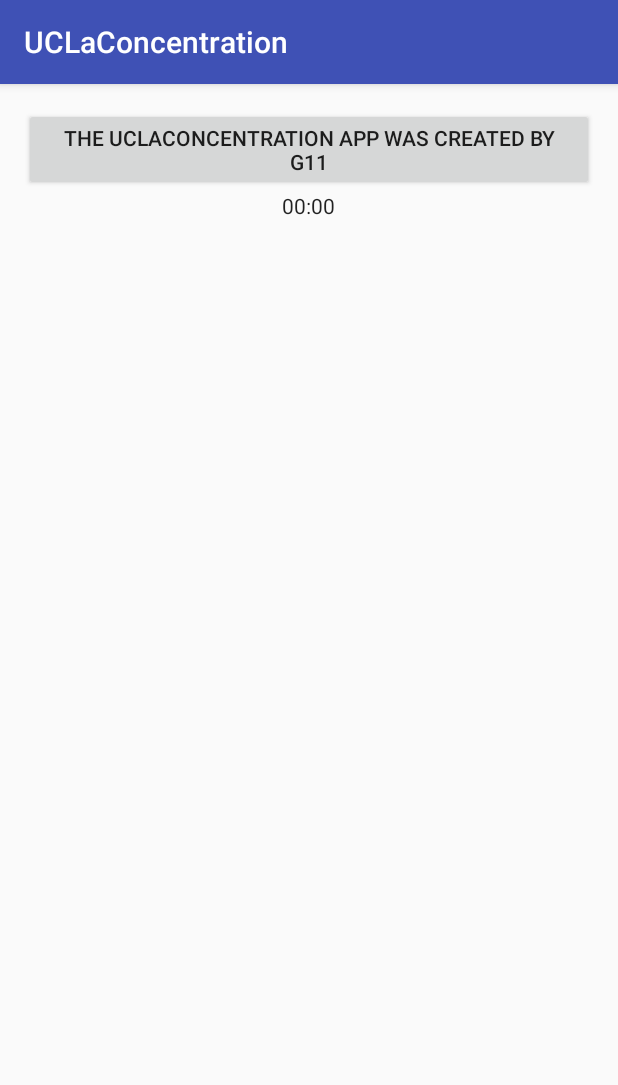
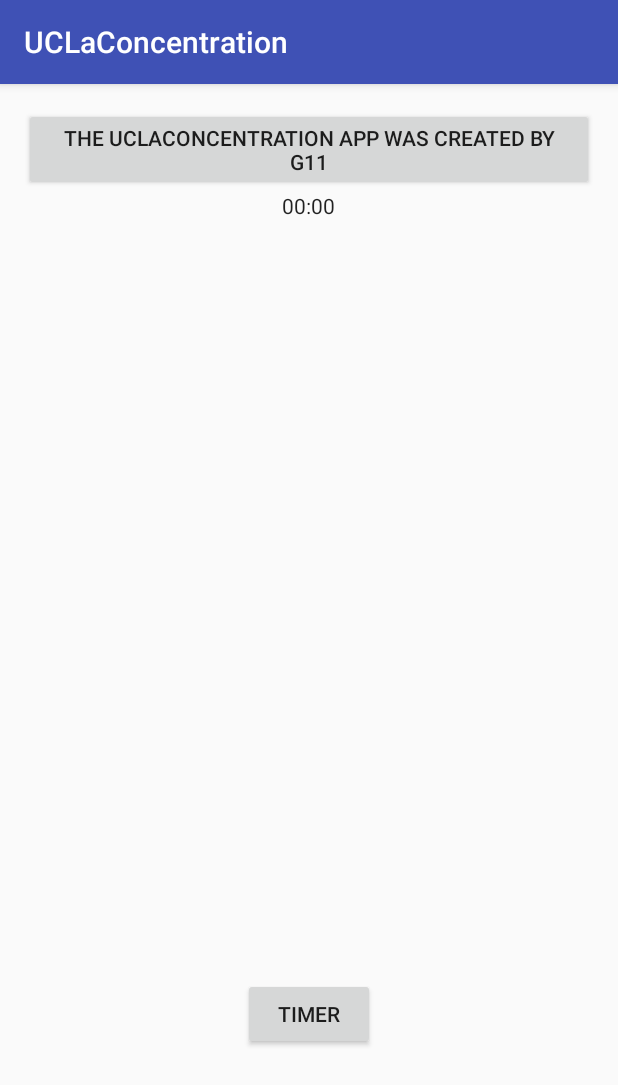
Before and after one commit to NVanvyve/UCLaConcentration, an Android app: the screen it shows after launch (MainActivity), on a phone screen of 412 x 824 dp. Shown: the top 1085 px of the screen. Run offline under Robolectric (Android 15) with nearby library versions, the phone set to English and light mode, and no system bars.

Commit message:
Premier timer dans une activité parallele.

```diff
--- a/UCLaConcentration/app/build.gradle
+++ b/UCLaConcentration/app/build.gradle
@@ -21,6 +21,7 @@ android {
 
 dependencies {
     compile fileTree(dir: 'libs', include: ['*.jar'])
+    compile 'com.android.support:appcompat-v7:23.4.0'
+    compile 'com.android.support:design:23.4.0'
     testCompile 'junit:junit:4.12'
-    compile 'com.android.support:appcompat-v7:23.4.0'
 }
--- a/UCLaConcentration/app/src/main/AndroidManifest.xml
+++ b/UCLaConcentration/app/src/main/AndroidManifest.xml
@@ -15,6 +15,10 @@
                 <category android:name="android.intent.category.LAUNCHER" />
             </intent-filter>
         </activity>
+        <activity
+            android:name=".TimerActivity"
+            android:label="@string/title_activity_timer"
+            android:theme="@style/AppTheme.NoActionBar"></activity>
     </application>
 
 </manifest>
--- a/UCLaConcentration/app/src/main/java/groupe/onze/uclaconcentration/MainActivity.java
+++ b/UCLaConcentration/app/src/main/java/groupe/onze/uclaconcentration/MainActivity.java
@@ -1,13 +1,43 @@
 package groupe.onze.uclaconcentration;
 
+import android.content.Intent;
 import android.support.v7.app.AppCompatActivity;
 import android.os.Bundle;
+import android.view.View;
+import android.widget.Button;
+import android.os.Bundle;
+import android.support.design.widget.FloatingActionButton;
+import android.support.design.widget.Snackbar;
+import android.support.v7.app.AppCompatActivity;
+import android.support.v7.widget.Toolbar;
+import android.view.View;
+
+import android.app.Activity;
+import android.os.Bundle;
+import android.os.Handler;
+import android.view.View;
+import android.widget.Button;
+import android.widget.TextView;
 
 public class MainActivity extends AppCompatActivity {
 
-    @Override//testpush
+    @Override
     protected void onCreate(Bundle savedInstanceState) {
         super.onCreate(savedInstanceState);
         setContentView(R.layout.activity_main);
+
+
+        Button b = (Button) findViewById(R.id.testSophie);
+        b.setText("Timer");
+        b.setOnClickListener(new View.OnClickListener() {
+
+            @Override
+            public void onClick(View v) {
+                Intent k = new Intent(MainActivity.this, TimerActivity.class);
+                startActivity(k);
+            }
+        });
     }
+
+
 }
--- a/UCLaConcentration/app/src/main/res/layout/activity_main.xml
+++ b/UCLaConcentration/app/src/main/res/layout/activity_main.xml
@@ -1,5 +1,11 @@
 <?xml version="1.0" encoding="utf-8"?>
+
+
+
 <RelativeLayout xmlns:android="http://schemas.android.com/apk/res/android"
+
+
+
     xmlns:tools="http://schemas.android.com/tools"
     android:layout_width="match_parent"
     android:layout_height="match_parent"
@@ -15,6 +21,8 @@
     android:layout_width="match_parent"
     android:layout_height="wrap_content"
         android:id="@+id/relativeLayout">
+
+
         <Button
             android:id="@+id/ButtonStartTimer"
             android:layout_width="match_parent"
@@ -28,5 +36,14 @@
             android:layout_centerHorizontal="true" />
     </RelativeLayout>
 
+    <Button
+        android:text="Button"
+        android:layout_width="wrap_content"
+        android:layout_height="wrap_content"
+        android:layout_alignParentBottom="true"
+        android:layout_centerHorizontal="true"
+        android:layout_marginBottom="108dp"
+        android:id="@+id/testSophie" />
+
 
 </RelativeLayout>
--- /dev/null
+++ b/UCLaConcentration/app/src/main/res/values-v21/styles.xml
@@ -0,0 +1,9 @@
+<resources>
+
+    <style name="AppTheme.NoActionBar">
+        <item name="windowActionBar">false</item>
+        <item name="windowNoTitle">true</item>
+        <item name="android:windowDrawsSystemBarBackgrounds">true</item>
+        <item name="android:statusBarColor">@android:color/transparent</item>
+    </style>
+</resources>
--- a/UCLaConcentration/app/src/main/res/values/dimens.xml
+++ b/UCLaConcentration/app/src/main/res/values/dimens.xml
@@ -2,4 +2,5 @@
     <!-- Default screen margins, per the Android Design guidelines. -->
     <dimen name="activity_horizontal_margin">16dp</dimen>
     <dimen name="activity_vertical_margin">16dp</dimen>
+    <dimen name="fab_margin">16dp</dimen>
 </resources>
--- a/UCLaConcentration/app/src/main/res/values/styles.xml
+++ b/UCLaConcentration/app/src/main/res/values/styles.xml
@@ -8,4 +8,13 @@
         <item name="colorAccent">@color/colorAccent</item>
     </style>
 
+    <style name="AppTheme.NoActionBar">
+        <item name="windowActionBar">false</item>
+        <item name="windowNoTitle">true</item>
+    </style>
+
+    <style name="AppTheme.AppBarOverlay" parent="ThemeOverlay.AppCompat.Dark.ActionBar" />
+
+    <style name="AppTheme.PopupOverlay" parent="ThemeOverlay.AppCompat.Light" />
+
 </resources>
```
Also changed, not shown: UCLaConcentration/app/src/main/java/groupe/onze/uclaconcentration/TimerActivity.java (added, +98 -0 lines), UCLaConcentration/app/src/main/res/layout/activity_timer.xml (added, +34 -0 lines), UCLaConcentration/app/src/main/res/layout/content_timer.xml (added, +53 -0 lines), UCLaConcentration/app/src/main/res/values/strings.xml (+3 -5 lines).
